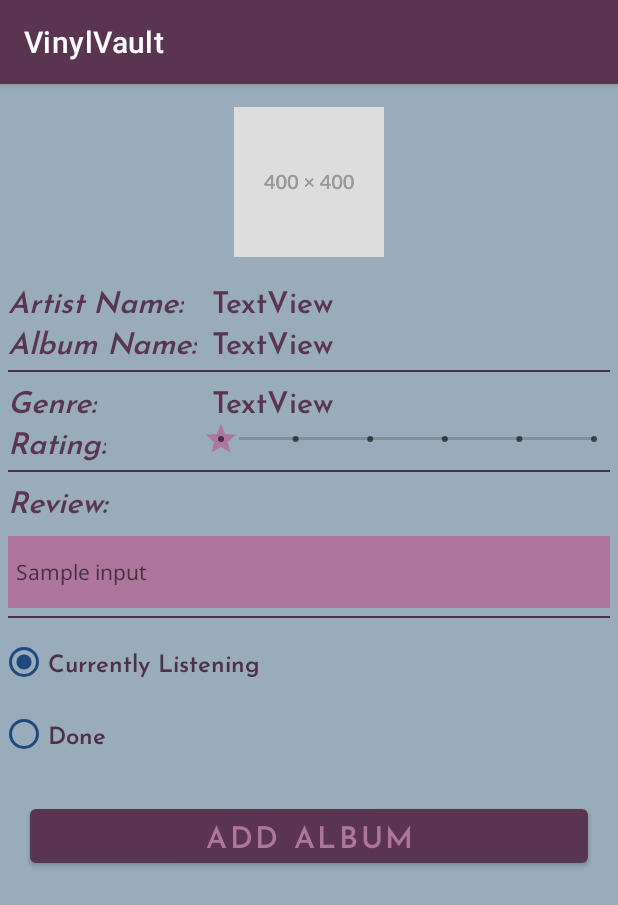
After one commit to sierrariley/VinylVault, an Android app: the fragment AddAnAlbumFragment shown on its own in the app's theme, on a phone screen of 412 x 824 dp. The commit adds this screen. Shown: the top 905 px of the screen. Run offline under Robolectric (Android 15) with nearby library versions, the phone set to English and light mode, and no system bars.

Commit message:
Add An Album Fragment Formatted #10

```diff
--- a/app/build.gradle
+++ b/app/build.gradle
@@ -39,6 +39,7 @@ dependencies {
     implementation 'androidx.lifecycle:lifecycle-viewmodel-ktx:2.5.1'
     implementation 'androidx.navigation:navigation-fragment:2.3.5'
     implementation 'androidx.navigation:navigation-ui:2.3.5'
+    implementation 'androidx.gridlayout:gridlayout:1.0.0'
     testImplementation 'junit:junit:4.13.2'
     androidTestImplementation 'androidx.test.ext:junit:1.1.5'
     androidTestImplementation 'androidx.test.espresso:espresso-core:3.5.1'
--- /dev/null
+++ b/app/src/main/java/com/example/vinylvault/AddAnAlbumFragment.java
@@ -0,0 +1,61 @@
+package com.example.vinylvault;
+
+import android.os.Bundle;
+
+import androidx.fragment.app.Fragment;
+
+import android.view.LayoutInflater;
+import android.view.View;
+import android.view.ViewGroup;
+
+/**
+ * A simple {@link Fragment} subclass.
+ * Use the {@link AddAnAlbumFragment#newInstance} factory method to
+ * create an instance of this fragment.
+ */
+public class AddAnAlbumFragment extends Fragment {
+
+    // the fragment initialization parameters, e.g. ARG_ITEM_NUMBER
+    private static final String ARG_PARAM1 = "param1";
+    private static final String ARG_PARAM2 = "param2";
+
+    private String mParam1;
+    private String mParam2;
+
+    public AddAnAlbumFragment() {
+        // Required empty public constructor
+    }
+
+    /**
+     * Use this factory method to create a new instance of
+     * this fragment using the provided parameters.
+     *
+     * @param param1 Parameter 1.
+     * @param param2 Parameter 2.
+     * @return A new instance of fragment AddAnAlbumFragment.
+     */
+    public static AddAnAlbumFragment newInstance(String param1, String param2) {
+        AddAnAlbumFragment fragment = new AddAnAlbumFragment();
+        Bundle args = new Bundle();
+        args.putString(ARG_PARAM1, param1);
+        args.putString(ARG_PARAM2, param2);
+        fragment.setArguments(args);
+        return fragment;
+    }
+
+    @Override
+    public void onCreate(Bundle savedInstanceState) {
+        super.onCreate(savedInstanceState);
+        if (getArguments() != null) {
+            mParam1 = getArguments().getString(ARG_PARAM1);
+            mParam2 = getArguments().getString(ARG_PARAM2);
+        }
+    }
+
+    @Override
+    public View onCreateView(LayoutInflater inflater, ViewGroup container,
+                             Bundle savedInstanceState) {
+        // Inflate the layout for this fragment
+        return inflater.inflate(R.layout.fragment_add_an_album, container, false);
+    }
+}
--- /dev/null
+++ b/app/src/main/res/drawable/ic_baseline_star_24.xml
@@ -0,0 +1,5 @@
+<vector android:height="24dp" android:tint="@color/light_purple"
+    android:viewportHeight="24" android:viewportWidth="24"
+    android:width="24dp" xmlns:android="http://schemas.android.com/apk/res/android">
+    <path android:fillColor="@android:color/white" android:pathData="M12,17.27L18.18,21l-1.64,-7.03L22,9.24l-7.19,-0.61L12,2 9.19,8.63 2,9.24l5.46,4.73L5.82,21z"/>
+</vector>
--- /dev/null
+++ b/app/src/main/res/layout/fragment_add_an_album.xml
@@ -0,0 +1,222 @@
+<?xml version="1.0" encoding="utf-8"?>
+<LinearLayout xmlns:android="http://schemas.android.com/apk/res/android"
+    xmlns:app="http://schemas.android.com/apk/res-auto"
+    xmlns:tools="http://schemas.android.com/tools"
+    android:layout_width="match_parent"
+    android:layout_height="match_parent"
+    android:background="@color/light_blue"
+    android:orientation="vertical"
+    tools:context=".AddAnAlbumFragment">
+
+    <ImageView
+        android:id="@+id/add_album_image"
+        android:layout_width="match_parent"
+        android:layout_height="100dp"
+        android:layout_marginTop="15dp"
+        android:adjustViewBounds="true"
+        android:src="@drawable/album_placeholder" />
+
+    <androidx.gridlayout.widget.GridLayout
+        android:layout_width="match_parent"
+        android:layout_height="wrap_content"
+        android:layout_marginTop="15dp"
+        app:columnCount="2">
+
+        <TextView
+            android:id="@+id/filler_artistName"
+            android:layout_width="wrap_content"
+            android:layout_height="wrap_content"
+            android:layout_marginLeft="5dp"
+            android:fontFamily="@font/josefin_sans_semibold"
+            android:text="Artist Name:"
+            android:textColor="@color/dark_purple"
+            android:textSize="20sp"
+            android:textStyle="italic" />
+
+        <TextView
+            android:id="@+id/add_album_artist"
+            android:layout_width="wrap_content"
+            android:layout_height="wrap_content"
+            android:layout_marginLeft="10dp"
+            android:fontFamily="@font/josefin_sans_semibold"
+            android:text="TextView"
+            android:textAlignment="textStart"
+            android:textColor="@color/dark_purple"
+            android:textSize="20sp"
+            app:layout_gravity="fill_horizontal" />
+
+        <TextView
+            android:id="@+id/filler_albumName"
+            android:layout_width="wrap_content"
+            android:layout_height="wrap_content"
+            android:layout_marginLeft="5dp"
+            android:fontFamily="@font/josefin_sans_semibold"
+            android:text="Album Name:"
+            android:textColor="@color/dark_purple"
+            android:textSize="20sp"
+            android:textStyle="italic" />
+
+        <TextView
+            android:id="@+id/add_album_album"
+            android:layout_width="wrap_content"
+            android:layout_height="wrap_content"
+            android:layout_marginLeft="10dp"
+            android:fontFamily="@font/josefin_sans_semibold"
+            android:text="TextView"
+            android:textAlignment="textStart"
+            android:textColor="@color/dark_purple"
+            android:textSize="20sp"
+            app:layout_gravity="fill_horizontal" />
+
+        <View
+            android:id="@+id/filler_lineBreak"
+            android:layout_width="match_parent"
+            android:layout_height="1dp"
+            android:layout_margin="5dp"
+            android:layout_marginLeft="5dp"
+            android:layout_marginRight="5dp"
+            android:background="@color/darker_purple"
+            app:layout_columnSpan="2" />
+
+        <TextView
+            android:id="@+id/filler_genre"
+            android:layout_width="wrap_content"
+            android:layout_height="wrap_content"
+            android:layout_marginLeft="5dp"
+            android:fontFamily="@font/josefin_sans_semibold"
+            android:text="Genre:"
+            android:textColor="@color/dark_purple"
+            android:textSize="20sp"
+            android:textStyle="italic" />
+
+        <TextView
+            android:id="@+id/add_album_genre"
+            android:layout_width="wrap_content"
+            android:layout_height="wrap_content"
+            android:layout_marginLeft="10dp"
+            android:fontFamily="@font/josefin_sans_semibold"
+            android:text="TextView"
+            android:textAlignment="textStart"
+            android:textColor="@color/dark_purple"
+            android:textSize="20sp"
+            app:layout_gravity="fill_horizontal" />
+
+        <TextView
+            android:id="@+id/filler_rating"
+            android:layout_width="wrap_content"
+            android:layout_height="wrap_content"
+            android:layout_marginLeft="5dp"
+            android:fontFamily="@font/josefin_sans_semibold"
+            android:text="Rating:"
+            android:textColor="@color/dark_purple"
+            android:textSize="20sp"
+            android:textStyle="italic" />
+
+        <SeekBar
+            android:id="@+id/add_album_seek_bar"
+            style="@style/Theme.VinylVault.SeekBar"
+            android:layout_width="wrap_content"
+            android:layout_height="wrap_content"
+            android:layout_marginLeft="0dp"
+            android:max="5"
+            android:progress="0"
+            android:thumb="@drawable/ic_baseline_star_24"
+            app:layout_gravity="fill_horizontal" />
+
+        <View
+            android:id="@+id/filler_lineBreak2"
+            android:layout_width="match_parent"
+            android:layout_height="1dp"
+            android:layout_margin="5dp"
+            android:layout_marginLeft="5dp"
+            android:layout_marginRight="5dp"
+            android:background="@color/darker_purple"
+            app:layout_columnSpan="2" />
+
+        <TextView
+            android:id="@+id/filler_review"
+            android:layout_width="wrap_content"
+            android:layout_height="wrap_content"
+            android:layout_marginLeft="5dp"
+            android:fontFamily="@font/josefin_sans_semibold"
+            android:text="Review:"
+            android:textColor="@color/dark_purple"
+            android:textSize="20sp"
+            android:textStyle="italic"
+            app:layout_columnSpan="2"
+            app:layout_gravity="fill_horizontal" />
+
+        <EditText
+            android:id="@+id/add_album_review"
+            android:layout_width="wrap_content"
+            android:layout_height="wrap_content"
+            android:layout_marginLeft="5dp"
+            android:layout_marginTop="10dp"
+            android:layout_marginRight="5dp"
+            android:background="@color/light_purple"
+            android:fontFamily="@font/noto_sans"
+            android:hint="Sample input"
+            android:inputType="textLongMessage|textMultiLine|text"
+            android:lineSpacingExtra="8sp"
+            android:minHeight="48dp"
+            android:padding="5dp"
+            android:textColor="@color/darker_purple"
+            android:textSize="14sp"
+            app:layout_columnSpan="2"
+            app:layout_gravity="fill_horizontal" />
+
+        <View
+            android:id="@+id/filler_lineBreak3"
+            android:layout_width="match_parent"
+            android:layout_height="1dp"
+            android:layout_margin="5dp"
+            android:layout_marginLeft="5dp"
+            android:layout_marginRight="5dp"
+            android:background="@color/darker_purple"
+            app:layout_columnSpan="2" />
+
+        <RadioGroup
+            android:id="@+id/add_album_radio_group"
+            android:layout_width="wrap_content"
+            android:layout_height="wrap_content"
+            app:layout_columnSpan="2"
+            app:layout_gravity="fill_horizontal">
+
+            <RadioButton
+                android:id="@+id/add_album_radio1"
+                android:layout_width="match_parent"
+                android:layout_height="wrap_content"
+                android:layout_gravity="fill_horizontal"
+                android:buttonTint="@color/dark_blue"
+                android:checked="true"
+                android:fontFamily="@font/josefin_sans_semibold"
+                android:text="Currently Listening"
+                android:textColor="@color/darker_purple"
+                android:textSize="16sp" />
+
+            <RadioButton
+                android:id="@+id/add_album_radio2"
+                android:layout_width="match_parent"
+                android:layout_height="wrap_content"
+                android:layout_gravity="fill_horizontal"
+                android:buttonTint="@color/dark_blue"
+                android:checked="false"
+                android:fontFamily="@font/josefin_sans_semibold"
+                android:text="Done"
+                android:textColor="@color/darker_purple"
+                android:textSize="16sp" />
+        </RadioGroup>
+
+    </androidx.gridlayout.widget.GridLayout>
+
+    <Button
+        android:id="@+id/add_album_button"
+        android:layout_width="match_parent"
+        android:layout_height="wrap_content"
+        android:layout_margin="20dp"
+        android:fontFamily="@font/josefin_sans_semibold"
+        android:text="Add Album"
+        android:textColor="@color/light_purple"
+        android:textSize="20sp" />
+
+</LinearLayout>
--- /dev/null
+++ b/app/src/main/res/values-v24/themes.xml
@@ -0,0 +1,3 @@
+<?xml version="1.0" encoding="utf-8"?>
+<resources>
+</resources>
--- a/app/src/main/res/values/colors.xml
+++ b/app/src/main/res/values/colors.xml
@@ -1,6 +1,6 @@
 <?xml version="1.0" encoding="utf-8"?>
 <resources>
-    <color name="light_blue">#BFD7EA</color>
+    <color name="light_blue">#98acbb</color>
     <color name="dark_blue">#1F487E</color>
     <color name="light_purple">#AE759F</color>
     <color name="dark_purple">#5A3551</color>
--- a/app/src/main/res/values/themes.xml
+++ b/app/src/main/res/values/themes.xml
@@ -13,4 +13,10 @@
         <item name="android:statusBarColor" tools:targetApi="l">?attr/colorPrimaryVariant</item>
         <!-- Customize your theme here. -->
     </style>
+
+    <style name="Theme.VinylVault.SeekBar" parent="Widget.AppCompat.SeekBar.Discrete">
+        <item name="android:progressTint">@color/light_purple</item>
+        <item name="android:thumbTint">@color/light_purple</item>
+    </style>
+
 </resources>
```
